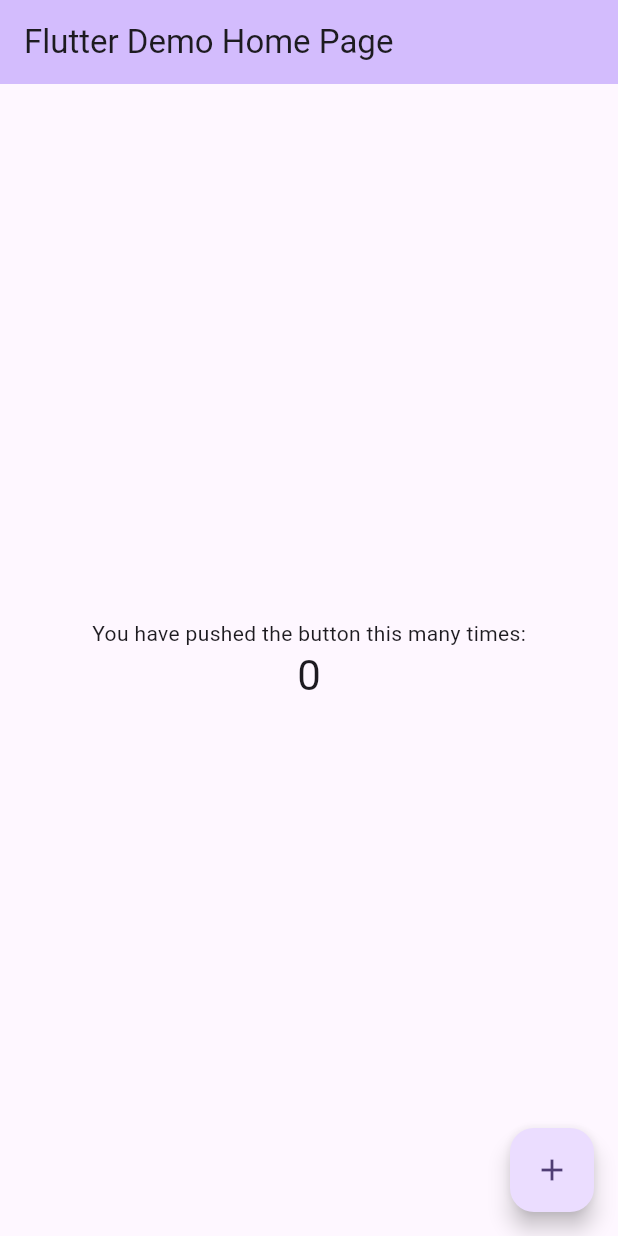
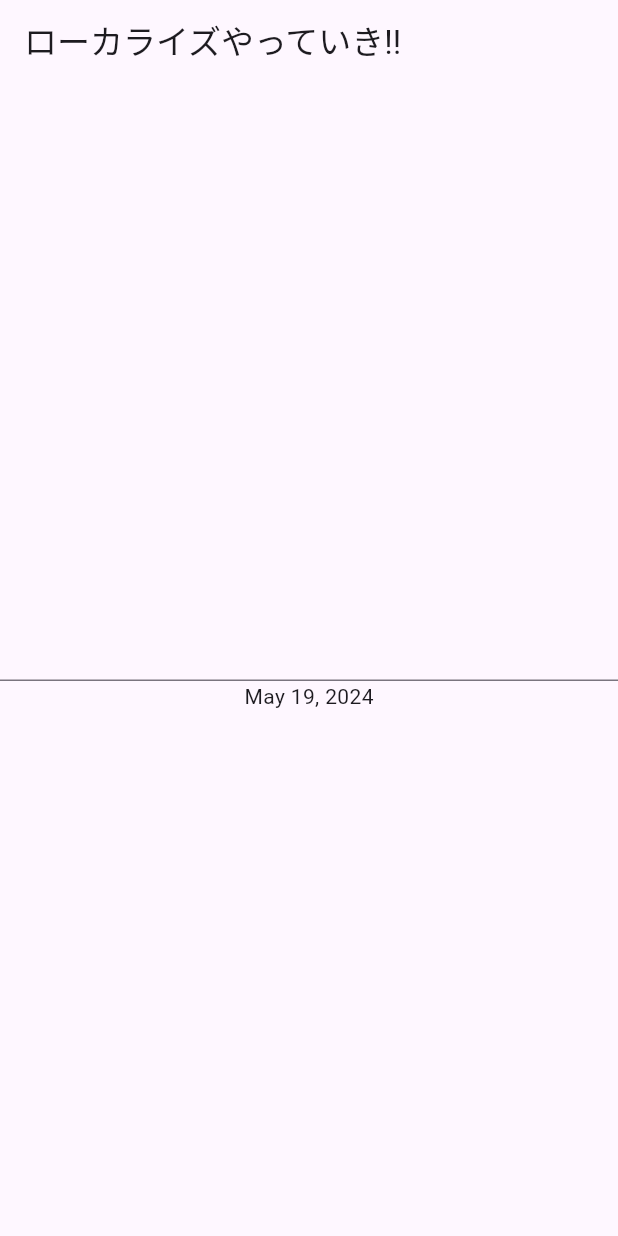
Before and after one commit to ebi-yade/play-flutter, a Flutter app: the screen it shows after launch, on a phone screen of 412 x 824 dp. Run offline on Flutter 3.47's test engine with Material 3 defaults, Android fonts, the phone set to English and light mode, and no system bars.

Commit message:
Yumemi book p118

```diff
--- a/lib/main.dart
+++ b/lib/main.dart
@@ -1,4 +1,6 @@
 import 'package:flutter/material.dart';
+import 'package:intl/intl.dart';
+import 'package:flutter_localizations/flutter_localizations.dart';
 
 void main() {
   runApp(const MyApp());
@@ -22,7 +24,7 @@ class MyApp extends StatelessWidget {
         // reload" button in a Flutter-supported IDE, or press "r" if you used
         // the command line to start the app).
         //
-        // Notice that the counter didn't reset back to zero; the application
+        // Notice that the counter didn't reset back to zero; the applicat~ion
         // state is not lost during the reload. To reset the state, use hot
         // restart instead.
         //
@@ -31,95 +33,41 @@ class MyApp extends StatelessWidget {
         colorScheme: ColorScheme.fromSeed(seedColor: Colors.deepPurple),
         useMaterial3: true,
       ),
-      home: const MyHomePage(title: 'Flutter Demo Home Page'),
+      localizationsDelegates: const [
+        GlobalMaterialLocalizations.delegate,
+        GlobalWidgetsLocalizations.delegate,
+        GlobalCupertinoLocalizations.delegate,
+      ],
+      supportedLocales: const [
+        Locale('ja', 'JP'),
+      ],
+      home: const HomeScreen(title: 'ローカライズやっていき!!'),
     );
   }
 }
 
-class MyHomePage extends StatefulWidget {
-  const MyHomePage({super.key, required this.title});
-
-  // This widget is the home page of your application. It is stateful, meaning
-  // that it has a State object (defined below) that contains fields that affect
-  // how it looks.
-
-  // This class is the configuration for the state. It holds the values (in this
-  // case the title) provided by the parent (in this case the App widget) and
-  // used by the build method of the State. Fields in a Widget subclass are
-  // always marked "final".
-
+class HomeScreen extends StatelessWidget {
   final String title;
 
-  @override
-  State<MyHomePage> createState() => _MyHomePageState();
-}
-
-class _MyHomePageState extends State<MyHomePage> {
-  int _counter = 0;
-
-  void _incrementCounter() {
-    setState(() {
-      // This call to setState tells the Flutter framework that something has
-      // changed in this State, which causes it to rerun the build method below
-      // so that the display can reflect the updated values. If we changed
-      // _counter without calling setState(), then the build method would not be
-      // called again, and so nothing would appear to happen.
-      _counter++;
-    });
-  }
+  const HomeScreen({super.key, required this.title});
 
   @override
   Widget build(BuildContext context) {
-    // This method is rerun every time setState is called, for instance as done
-    // by the _incrementCounter method above.
-    //
-    // The Flutter framework has been optimized to make rerunning build methods
-    // fast, so that you can just rebuild anything that needs updating rather
-    // than having to individually change instances of widgets.
     return Scaffold(
       appBar: AppBar(
-        // TRY THIS: Try changing the color here to a specific color (to
-        // Colors.amber, perhaps?) and trigger a hot reload to see the AppBar
-        // change color while the other colors stay the same.
-        backgroundColor: Theme.of(context).colorScheme.inversePrimary,
-        // Here we take the value from the MyHomePage object that was created by
-        // the App.build method, and use it to set our appbar title.
-        title: Text(widget.title),
+        title: Text(title),
       ),
       body: Center(
-        // Center is a layout widget. It takes a single child and positions it
-        // in the middle of the parent.
         child: Column(
-          // Column is also a layout widget. It takes a list of children and
-          // arranges them vertically. By default, it sizes itself to fit its
-          // children horizontally, and tries to be as tall as its parent.
-          //
-          // Column has various properties to control how it sizes itself and
-          // how it positions its children. Here we use mainAxisAlignment to
-          // center the children vertically; the main axis here is the vertical
-          // axis because Columns are vertical (the cross axis would be
-          // horizontal).
-          //
-          // TRY THIS: Invoke "debug painting" (choose the "Toggle Debug Paint"
-          // action in the IDE, or press "p" in the console), to see the
-          // wireframe for each widget.
           mainAxisAlignment: MainAxisAlignment.center,
           children: <Widget>[
-            const Text(
-              'You have pushed the button this many times:',
-            ),
+            const TextField(),
             Text(
-              '$_counter',
-              style: Theme.of(context).textTheme.headlineMedium,
+              DateFormat.yMMMd().format(DateTime.now()),
             ),
           ],
         ),
       ),
-      floatingActionButton: FloatingActionButton(
-        onPressed: _incrementCounter,
-        tooltip: 'Increment',
-        child: const Icon(Icons.add),
-      ), // This trailing comma makes auto-formatting nicer for build methods.
     );
   }
 }
--- a/pubspec.yaml
+++ b/pubspec.yaml
@@ -36,6 +36,8 @@ dependencies:
   # Use with the CupertinoIcons class for iOS style icons.
   cupertino_icons: ^1.0.6
   intl: any
+  flutter_localizations:
+    sdk: flutter
 
 dev_dependencies:
   flutter_test:
```
Also changed, not shown: pubspec.lock.
